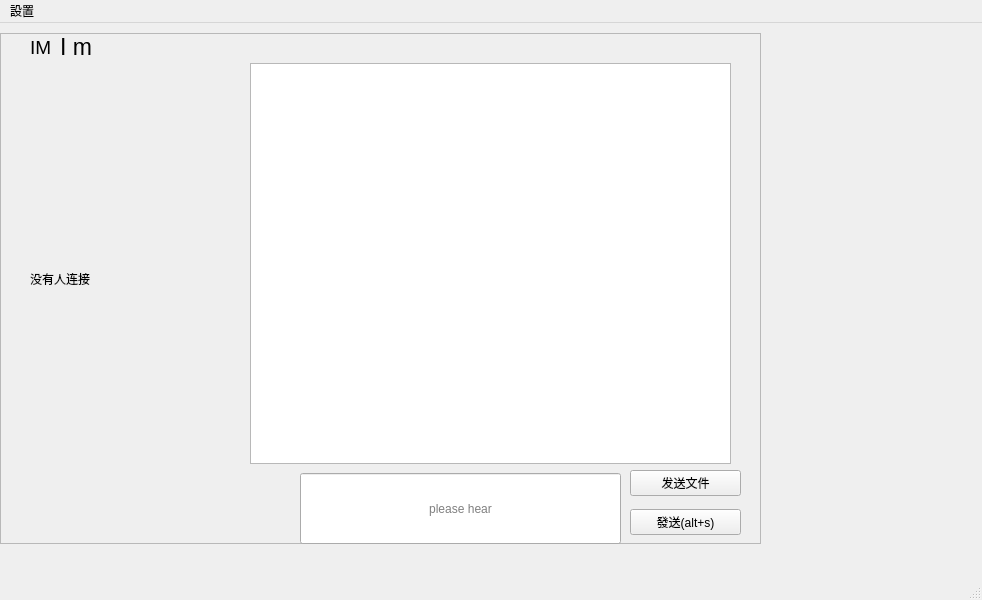
Old version of the form mainwindow.ui in the repository liguyano/qt_demo.
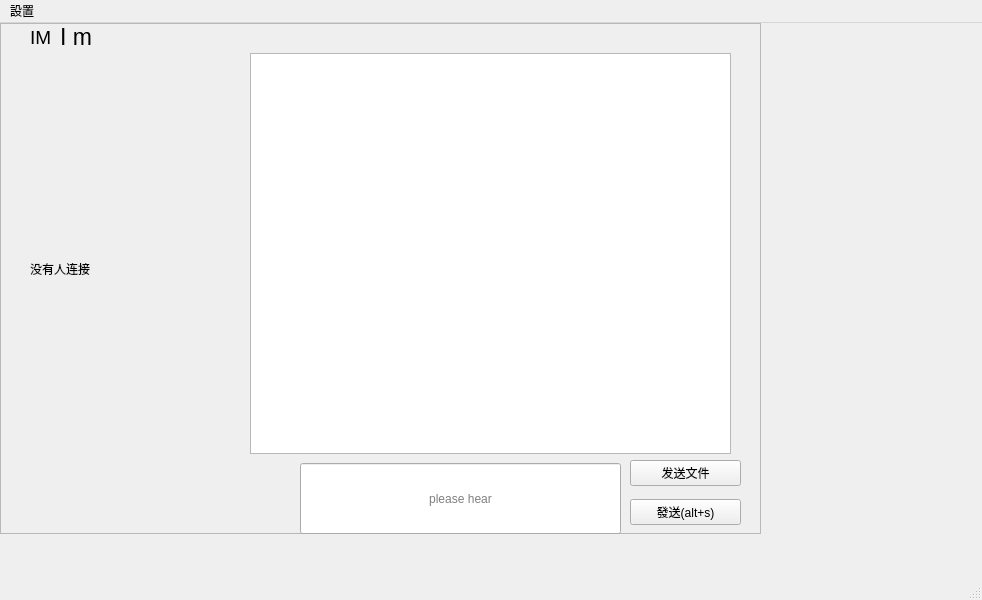
New version of the form.

Commit message: selfinfo Dialog

```diff
--- a/mainwindow.ui
+++ b/mainwindow.ui
@@ -18,7 +18,7 @@
     <property name="geometry">
      <rect>
          <x>0</x>
-         <y>10</y>
+         <y>0</y>
          <width>761</width>
          <height>511</height>
      </rect>
```
Left out of the diff: 10 changed lines with no effect on the pictures. Lines whose indentation alone changed are shown as unchanged. The commit also changes 7 other files.
